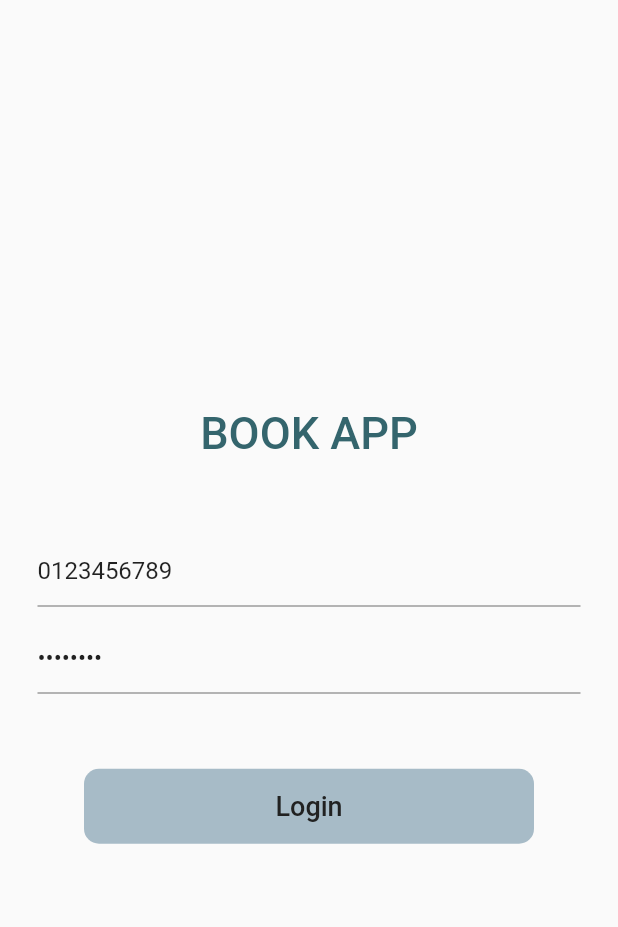
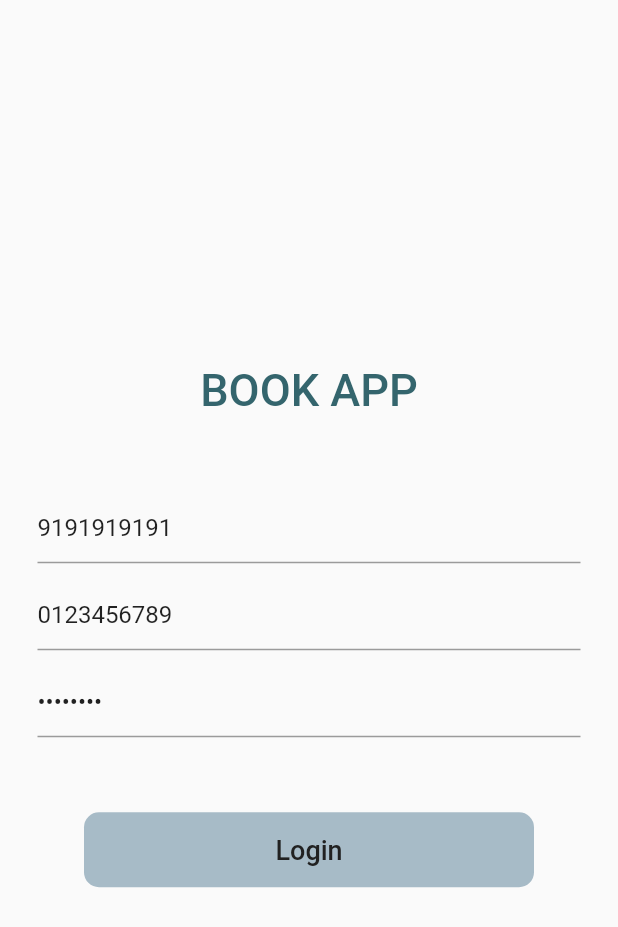
Before and after one commit to HackArchive/Readit-Frontend, a Flutter app: the screen it shows after launch, on a phone screen of 412 x 824 dp. Shown: the top 927 px of the screen. Run offline on Flutter 3.47's test engine with Material 2 defaults, Android fonts, the phone set to English and light mode, and no system bars; Roboto replaces fonts that are missing (assets/fonts/Roboto-Medium.ttf).

Commit message:
Added Phone Number to Login

```diff
--- a/lib/pages/login_page.dart
+++ b/lib/pages/login_page.dart
@@ -9,13 +9,23 @@ class LoginPage extends StatefulWidget {
 }
 
 class _LoginPageState extends State<LoginPage> {
-  final TextEditingController _idController = TextEditingController();
-  final TextEditingController _passwordController = TextEditingController();
+  final TextEditingController _phoneController = TextEditingController(
+    text: "9191919191",
+  );
+  final TextEditingController _idController = TextEditingController(
+    text: "0123456789",
+  );
+  final TextEditingController _passwordController = TextEditingController(
+    text: "12345678",
+  );
+
+  bool isPhoneValid = true;
   bool isIdValid = true;
   bool isPasswordValid = true;
 
   _validateInputFields() {
     setState(() {
+      isPhoneValid = _passwordController.text.length == 10;
       isIdValid = _idController.text.length == 10;
       isPasswordValid = _passwordController.text.length >= 8;
     });
@@ -58,9 +68,6 @@ class _LoginPageState extends State<LoginPage> {
 
   @override
   Widget build(BuildContext context) {
-    _idController.text = "0123456789";
-    _passwordController.text = "12345678";
-
     return Scaffold(
       body: Column(
         mainAxisAlignment: MainAxisAlignment.center,
@@ -87,6 +94,21 @@ class _LoginPageState extends State<LoginPage> {
                   key: Key("login_app_name"),
                 )
               ],
+            ),
+          ),
+          Padding(
+            padding: const EdgeInsets.only(
+              left: 25.0,
+              right: 25.0,
+              bottom: 10.0,
+            ),
+            child: TextField(
+              key: const Key("Strings.phoneFieldKey"),
+              controller: _phoneController,
+              decoration: InputDecoration(
+                hintText: "ID",
+                errorText: isPhoneValid ? null : "Strings.phoneFieldError",
+              ),
             ),
           ),
           Padding(
```
